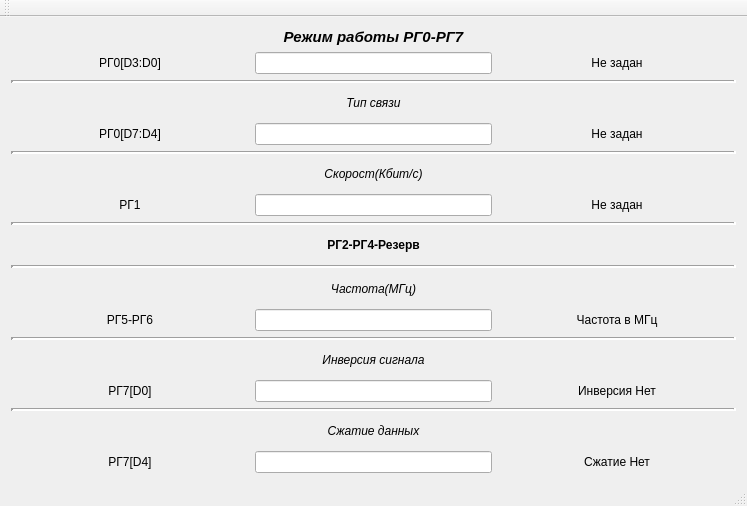
The window that DeviceVS/DeviceVS.ui (AleksandrKajl/DeviceVS) describes before a commit, drawn with Qt 5.
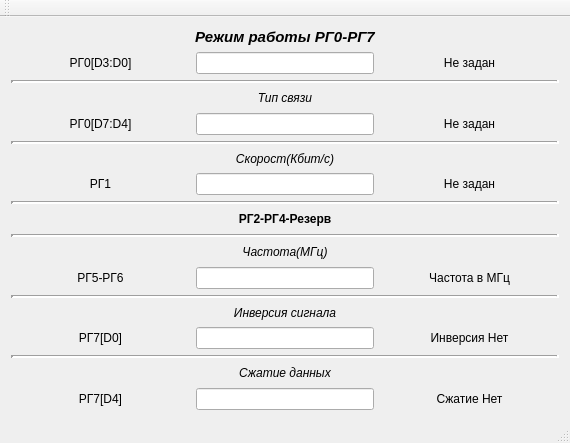
The same window after the commit.

```diff
--- a/DeviceVS/DeviceVS.ui
+++ b/DeviceVS/DeviceVS.ui
@@ -6,8 +6,8 @@
    <rect>
     <x>0</x>
     <y>0</y>
-    <width>747</width>
-    <height>506</height>
+    <width>570</width>
+    <height>443</height>
    </rect>
   </property>
   <property name="windowTitle">
```
Left out of the diff: 2 changed lines with no effect on the pictures.
